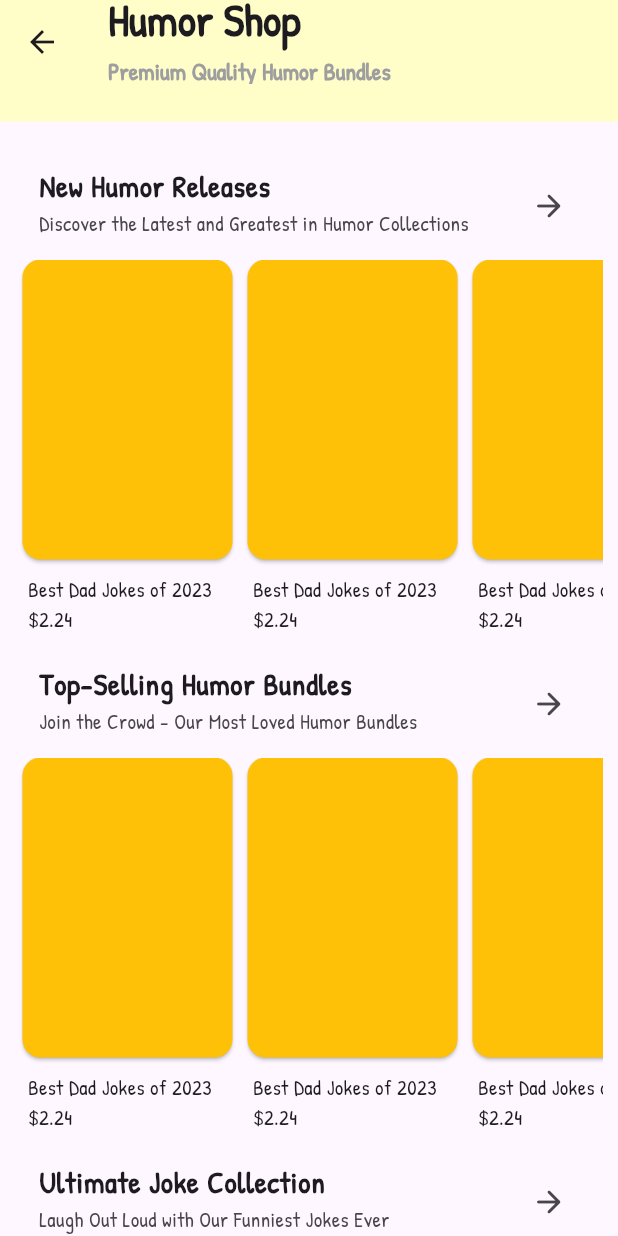
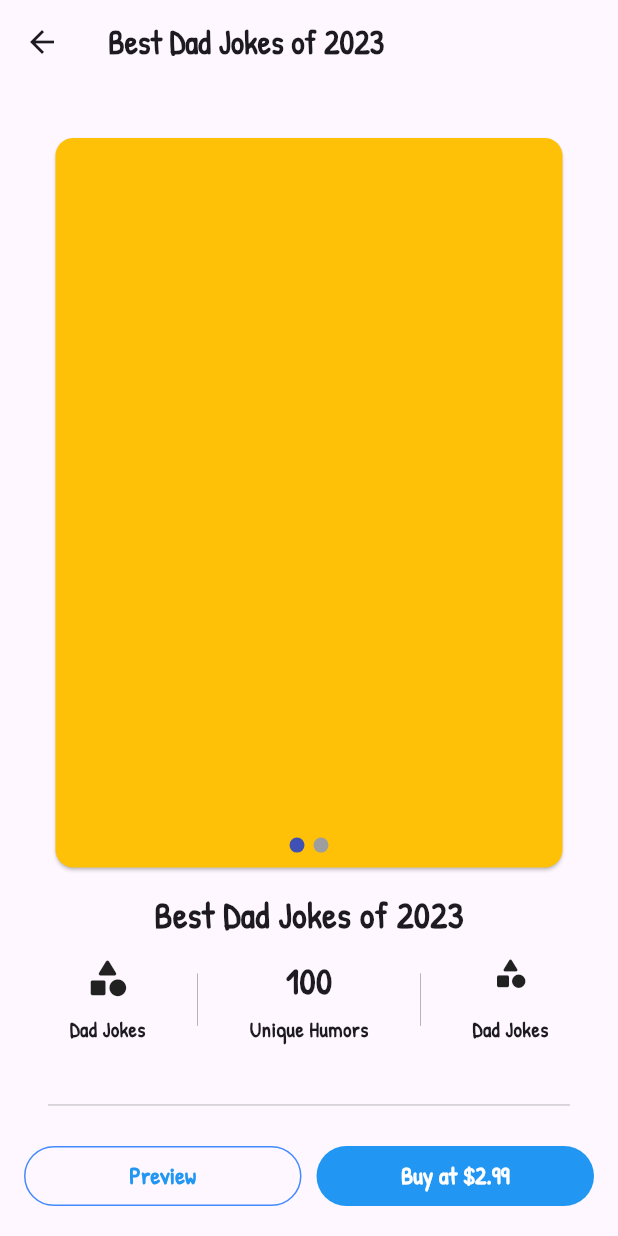
Before and after one commit to cardchess-leader/daily_dose_of_humors, a Flutter app: the ShopScreen screen opened directly, after a tap on "Best Dad Jokes of 2023", on a phone screen of 412 x 824 dp. Run offline on Flutter 3.47's test engine with Material 3 defaults, Android fonts, the phone set to English and light mode, and no system bars; drawn by our look-alikes of scroll_snap_list, smooth_page_indicator; our stand-ins replace google_fonts.

Commit message:
Product Detail Page UI Design

```diff
--- a/lib/screens/humor_screen.dart
+++ b/lib/screens/humor_screen.dart
@@ -16,7 +16,7 @@ class HumorScreen extends StatefulWidget {
 
 class _HumorScreenState extends State<HumorScreen> {
   late Category _selectedCategory;
-  int _currentPage = 0;
+  // int _currentPage = 0;
   final controller = PageController(viewportFraction: 0.8, keepPage: true);
 
   @override
--- /dev/null
+++ b/lib/screens/product.dart
@@ -0,0 +1,253 @@
+import 'package:flutter/material.dart';
+import 'package:smooth_page_indicator/smooth_page_indicator.dart';
+
+class ProductScreen extends StatelessWidget {
+  final String productName;
+  final controller = PageController();
+
+  ProductScreen({
+    super.key,
+    required this.productName,
+  });
+
+  @override
+  Widget build(BuildContext context) {
+    final verticalBar = Container(
+      height: 35,
+      margin: const EdgeInsets.symmetric(horizontal: 20),
+      decoration: const BoxDecoration(
+        border: Border(
+          left: BorderSide(
+            color: Colors.grey,
+            width: 0.5,
+          ),
+        ),
+      ),
+    );
+    return Scaffold(
+      appBar: AppBar(
+        title: Text(
+          productName,
+          style: const TextStyle(
+            fontWeight: FontWeight.bold,
+          ),
+        ),
+      ),
+      body: Padding(
+        padding: const EdgeInsets.fromLTRB(32, 32, 32, 0),
+        child: SingleChildScrollView(
+          child: SizedBox(
+            width: double.infinity,
+            child: Column(
+              // crossAxisAlignment: CrossAxisAlignment.center,
+              children: [
+                LayoutBuilder(
+                  builder: (BuildContext context, BoxConstraints constraints) {
+                    double maxHeight = MediaQuery.of(context).size.height * 0.6;
+                    return ConstrainedBox(
+                      constraints: BoxConstraints(
+                        maxHeight: maxHeight,
+                      ),
+                      child: AspectRatio(
+                        aspectRatio: 140 / 200,
+                        child: Stack(
+                          children: [
+                            PageView.builder(
+                              itemCount: 2,
+                              controller: controller,
+                              itemBuilder: (context, index) {
+                                return const Card(
+                                  color: Colors.amber,
+                                );
+                              },
+                            ),
+                            Container(
+                              // color: Colors.green,
+                              alignment: Alignment.bottomCenter,
+                              padding: const EdgeInsets.only(bottom: 14),
+                              child: SmoothPageIndicator(
+                                controller: controller, // PageController
+                                count: 2,
+                                effect: const WormEffect(
+                                  dotWidth: 10,
+                                  dotHeight: 10,
+                                  spacing: 6,
+                                ), // your preferred effect
+                                onDotClicked: (index) {
+                                  controller.animateToPage(
+                                    index,
+                                    duration: const Duration(milliseconds: 300),
+                                    curve: Curves.easeInOut,
+                                  );
+                                },
+                              ),
+                            )
+                          ],
+                        ),
+                      ),
+                    );
+                  },
+                ),
+                const SizedBox(height: 10),
+                const Text(
+                  'Best Dad Jokes of 2023',
+                  style: TextStyle(
+                    fontSize: 24,
+                    fontWeight: FontWeight.bold,
+                  ),
+                ),
+                const SizedBox(height: 10),
+                SizedBox(
+                  height: 60,
+                  child: Row(
+                    mainAxisAlignment: MainAxisAlignment.spaceEvenly,
+                    children: [
+                      // SizedBox(width: 10),
+                      const Column(
+                        mainAxisAlignment: MainAxisAlignment.spaceBetween,
+                        children: [
+                          Icon(
+                            Icons.category_rounded,
+                            size: 30,
+                          ),
+                          Text(
+                            'Dad Jokes',
+                            style: TextStyle(
+                              fontWeight: FontWeight.bold,
+                            ),
+                          ),
+                        ],
+                      ),
+                      verticalBar,
+                      const Column(
+                        mainAxisAlignment: MainAxisAlignment.spaceBetween,
+                        children: [
+                          Text(
+                            '100',
+                            style: TextStyle(
+                              fontSize: 24,
+                              fontWeight: FontWeight.bold,
+                            ),
+                          ),
+                          Text(
+                            'Unique Humors',
+                            style: TextStyle(
+                              fontWeight: FontWeight.bold,
+                            ),
+                          ),
+                        ],
+                      ),
+                      verticalBar,
+                      const Column(
+                        mainAxisAlignment: MainAxisAlignment.spaceBetween,
+                        children: [
+                          Icon(Icons.category_rounded),
+                          Text(
+                            'Dad Jokes',
+                            style: TextStyle(
+                              fontWeight: FontWeight.bold,
+                            ),
+                          ),
+                        ],
+                      ),
+                    ],
+                  ),
+                ),
+                Container(
+                    margin: const EdgeInsets.symmetric(vertical: 40),
+                    decoration: const BoxDecoration(
+                      border: Border(
+                        bottom: BorderSide(
+                          color: Colors.grey,
+                          width: 0.5,
+                        ),
+                      ),
+                    )),
+                SizedBox(
+                  // The Product Description Part //
+                  width: double.infinity,
+                  child: Column(
+                    crossAxisAlignment: CrossAxisAlignment.start,
+                    children: [
+                      Text(
+                        '<Product Description>',
+                        style: TextStyle(
+                          fontSize: 20,
+                          fontWeight: FontWeight.bold,
+                        ),
+                      ),
+                      Text(
+                        'Lorem ipsum dolor sit amet, consectetur adipiscing elit. Sed do eiusmod tempor incididunt ut labore et dolore magna aliqua. Ut enim ad minim veniam, quis nostrud exercitation ullamco laboris nisi ut aliquip ex ea commodo consequat. Duis aute irure dolor in reprehenderit in voluptate velit esse cillum dolore eu fugiat nulla pariatur. Excepteur sint occaecat cupidatat non proident, sunt in culpa qui officia deserunt mollit anim id est laborum.\nLorem ipsum dolor sit amet, consectetur adipiscing elit. Integer nec odio. Praesent libero. Sed cursus ante dapibus diam.',
+                        style: TextStyle(
+                          fontSize: 16,
+                        ),
+                      ),
+                    ],
+                  ),
+                )
+              ],
+            ),
+          ),
+        ),
+      ),
+      bottomNavigationBar: BottomAppBar(
+        // padding: EdgeInsets.zero,
+        // height: 0,
+        color: Colors.transparent,
+        // shape: CircularNotchedRectangle(),
+        // notchMargin: 6.0,
+        child: Row(
+          mainAxisAlignment: MainAxisAlignment.spaceAround,
+          // crossAxisAlignment: CrossAxisAlignment.center,
+          children: [
+            Expanded(
+              child: TextButton(
+                style: TextButton.styleFrom(
+                  // backgroundColor: Colors.blue, // Background color
+                  foregroundColor: Colors.blue, // Text color
+                  shape: RoundedRectangleBorder(
+                    borderRadius:
+                        BorderRadius.circular(30.0), // Rounded borders
+                    side: const BorderSide(
+                      color: Colors.blueAccent,
+                      width: 1.0,
+                    ), // Border color and width
+                  ),
+                ),
+                onPressed: () => {},
+                child: const Text(
+                  'Preview',
+                  style: TextStyle(
+                    fontSize: 16,
+                    fontWeight: FontWeight.bold,
+                  ),
+                ),
+              ),
+            ),
+            const SizedBox(width: 10),
+            Expanded(
+              child: TextButton(
+                style: TextButton.styleFrom(
+                  backgroundColor: Colors.blue, // Background color
+                  foregroundColor: Colors.white, // Text color
+                  shape: RoundedRectangleBorder(
+                    borderRadius: BorderRadius.circular(
+                        30.0), // Rounded borders // Border color and width
+                  ),
+                ),
+                onPressed: () => {},
+                child: const Text(
+                  'Buy at \$2.99',
+                  style: TextStyle(
+                    fontSize: 16,
+                    fontWeight: FontWeight.bold,
+                  ),
+                ),
+              ),
+            ),
+          ],
+        ),
+      ),
+    );
+  }
+}
--- a/lib/screens/shop.dart
+++ b/lib/screens/shop.dart
@@ -2,6 +2,7 @@ import 'package:flutter/material.dart';
 import 'package:daily_dose_of_humors/widgets/app_bar.dart';
 import 'package:scroll_snap_list/scroll_snap_list.dart';
 import 'package:daily_dose_of_humors/screens/shop_category.dart';
+import 'package:daily_dose_of_humors/screens/product.dart';
 
 class ShopScreen extends StatefulWidget {
   const ShopScreen({super.key});
@@ -58,7 +59,15 @@ class _ShopScreenState extends State<ShopScreen> {
               width: 140,
               child: IntrinsicHeight(
                 child: InkWell(
-                  onTap: () => {},
+                  onTap: () {
+                    Navigator.of(context).push(
+                      MaterialPageRoute(
+                        builder: (ctx) => ProductScreen(
+                          productName: 'Best Dad Jokes of 2023',
+                        ),
+                      ),
+                    );
+                  },
                   child: const Column(
                     crossAxisAlignment: CrossAxisAlignment.start,
                     children: [
--- a/lib/screens/shop_category.dart
+++ b/lib/screens/shop_category.dart
@@ -1,4 +1,5 @@
 import 'package:flutter/material.dart';
+import 'package:daily_dose_of_humors/screens/product.dart';
 
 class ShopCategoryScreen extends StatelessWidget {
   final String title;
@@ -36,7 +37,15 @@ class ShopCategoryScreen extends StatelessWidget {
                 (index) => SizedBox(
                   width: itemWidth,
                   child: InkWell(
-                    onTap: () => {},
+                    onTap: () {
+                      Navigator.of(context).push(
+                        MaterialPageRoute(
+                          builder: (ctx) => ProductScreen(
+                            productName: 'Best Dad Jokes of 2023',
+                          ),
+                        ),
+                      );
+                    },
                     child: const Column(
                       crossAxisAlignment: CrossAxisAlignment.start,
                       children: [
@@ -45,10 +54,6 @@ class ShopCategoryScreen extends StatelessWidget {
                           child: Card(
                             color: Colors.amber,
                             margin: EdgeInsets.zero,
-                            child: SizedBox(
-                              width: double.infinity,
-                              // height: 200,
-                            ),
                           ),
                         ),
                         SizedBox(height: 10),
--- a/lib/screens/tabs.dart
+++ b/lib/screens/tabs.dart
@@ -1,6 +1,6 @@
-import 'package:daily_dose_of_humors/screens/shop.dart';
 import 'package:flutter/material.dart';
 import 'package:scroll_snap_list/scroll_snap_list.dart';
+import 'package:daily_dose_of_humors/screens/shop.dart';
 import 'package:daily_dose_of_humors/screens/humor_screen.dart';
 import 'package:daily_dose_of_humors/screens/bookmark.dart';
 import 'package:daily_dose_of_humors/screens/settings.dart';
```
